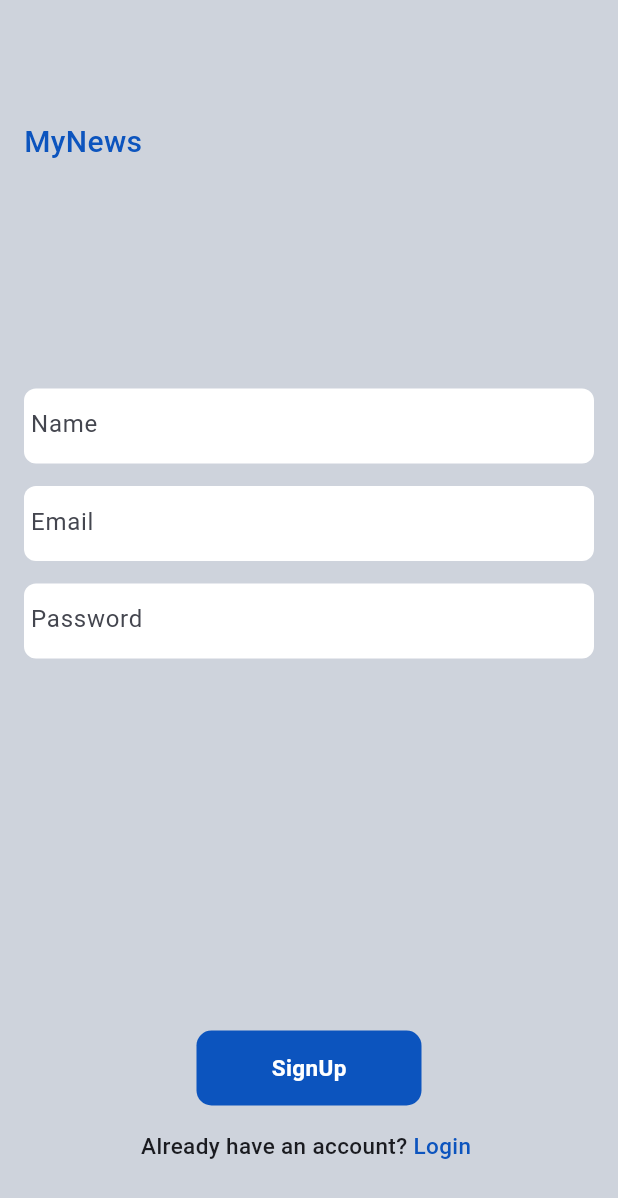
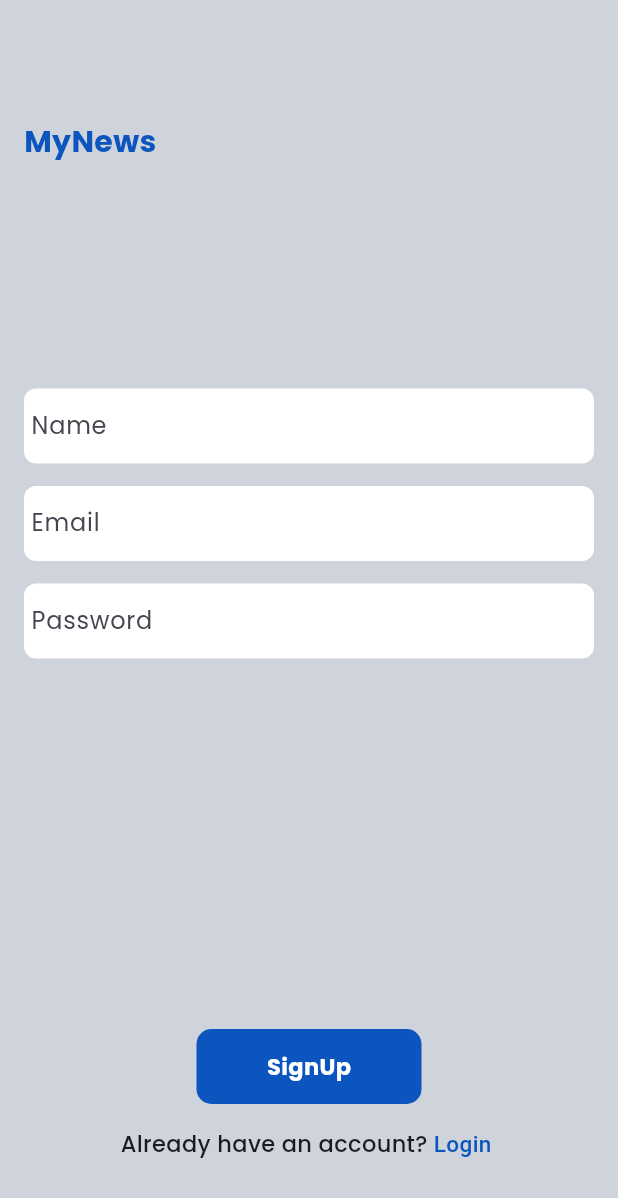
Before and after one commit to sivaprasadnk/mynews, a Flutter app: the screen it shows after launch, on a phone screen of 412 x 824 dp. Shown: the top 1198 px of the screen. Run offline on Flutter 3.47's test engine with Material 3 defaults, Android fonts, the phone set to English and light mode, and no system bars; our stand-ins replace cloud_firestore, dartz, equatable, firebase_auth, firebase_core, firebase_remote_config and 1 more; accounts and stored records are empty.

```diff
--- a/lib/presentation/screens/signin/signin_screen.dart
+++ b/lib/presentation/screens/signin/signin_screen.dart
@@ -1,6 +1,7 @@
 import 'package:flutter/gestures.dart';
 import 'package:flutter/material.dart';
 import 'package:news_app/core/utils/common_colors.dart';
+import 'package:news_app/core/utils/common_strings.dart';
 import 'package:news_app/presentation/provider/firebase_provider.dart';
 import 'package:news_app/presentation/screens/signup/signup_screen.dart';
 import 'package:news_app/presentation/widgets/common_btn.dart';
@@ -46,10 +47,10 @@ class _SignInScreenState extends State<SignInScreen> {
             children: [
               const SizedBox(height: 80),
               Text(
-                'kAppName',
+                kAppName,
                 style: TextStyle(
                   color: kBlueColor,
-                  fontWeight: FontWeight.w500,
+                  fontWeight: FontWeight.w700,
                   fontSize: 20,
                 ),
               ),
--- a/lib/presentation/screens/signup/signup_screen.dart
+++ b/lib/presentation/screens/signup/signup_screen.dart
@@ -53,7 +53,7 @@ class _SignUpScreenState extends State<SignUpScreen> {
                 kAppName,
                 style: TextStyle(
                   color: kBlueColor,
-                  fontWeight: FontWeight.w500,
+                  fontWeight: FontWeight.w700,
                   fontSize: 20,
                 ),
               ),
--- a/lib/presentation/widgets/my_news.dart
+++ b/lib/presentation/widgets/my_news.dart
@@ -22,6 +22,7 @@ class MyNews extends StatelessWidget {
         theme: ThemeData(
           colorScheme: ColorScheme.fromSeed(seedColor: kBlueColor),
           useMaterial3: true,
+          fontFamily: 'Poppins',
         ),
         debugShowCheckedModeBanner: false,
         home: const SignUpScreen(),
```
Also changed, not shown: lib/presentation/provider/firebase_provider.dart (+28 -1 lines), pubspec.yaml (+9 -12 lines), fonts/Poppins-Bold.ttf (added), fonts/Poppins-Medium.ttf (added), fonts/Poppins-Regular.ttf (added).
